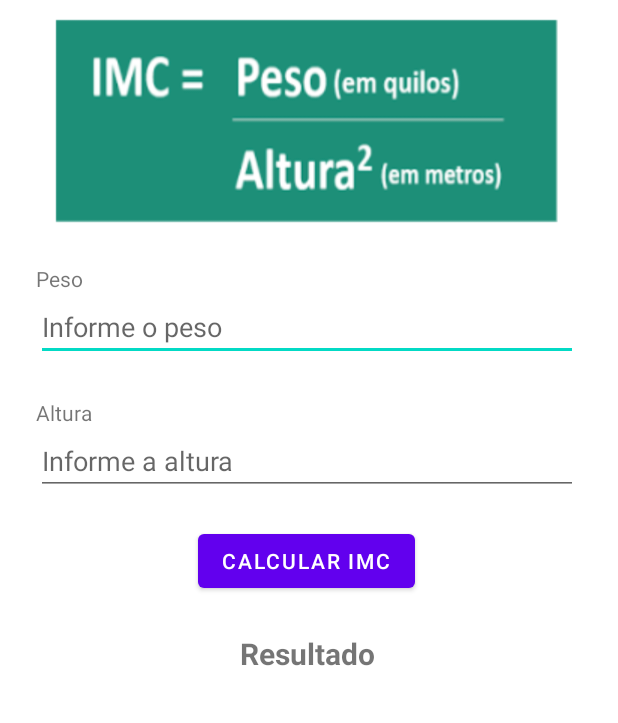
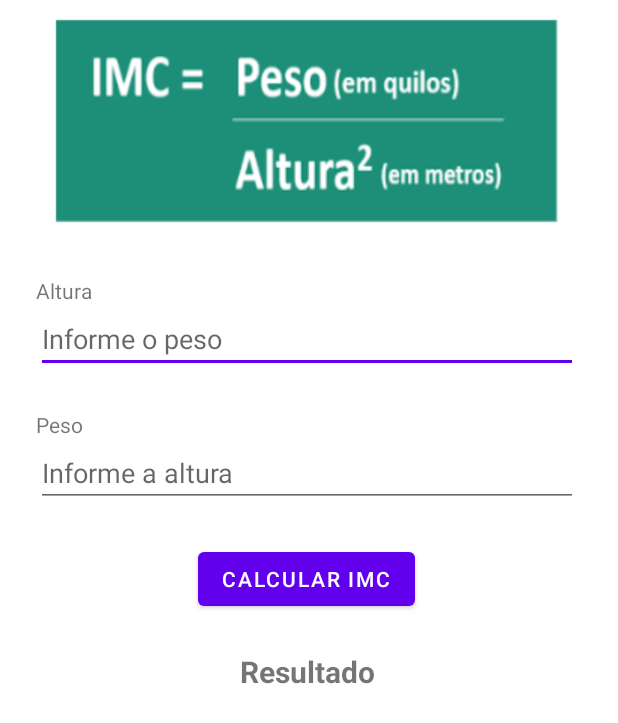
Before and after one commit to BrunoCesarAngst/IMCpoo, an Android app: the layout activity_main.xml on its own in the app's theme, with its tools: preview values and no code run, on a phone screen of 412 x 824 dp. Shown: the top 723 px of the screen. Run offline under Robolectric (Android 15) with nearby library versions, the phone set to English and light mode, and no system bars.

Commit message:
format resultado

```diff
--- a/app/src/main/res/layout/activity_main.xml
+++ b/app/src/main/res/layout/activity_main.xml
@@ -28,11 +28,11 @@
             app:layout_constraintStart_toStartOf="parent" />
 
         <EditText
-            android:id="@+id/altura"
+            android:id="@+id/peso"
             android:layout_width="0dp"
             android:layout_height="wrap_content"
             android:layout_marginStart="24dp"
-            android:layout_marginTop="32dp"
+            android:layout_marginTop="40dp"
             android:layout_marginEnd="24dp"
             android:ems="10"
             android:hint="Informe o peso"
@@ -54,7 +54,7 @@
             app:layout_constraintStart_toStartOf="parent" />
 
         <EditText
-            android:id="@+id/peso"
+            android:id="@+id/altura"
             android:layout_width="0dp"
             android:layout_height="wrap_content"
             android:layout_marginStart="24dp"
@@ -66,18 +66,18 @@
             app:layout_constraintEnd_toEndOf="parent"
             app:layout_constraintHorizontal_bias="0.0"
             app:layout_constraintStart_toStartOf="parent"
-            app:layout_constraintTop_toBottomOf="@+id/altura" />
+            app:layout_constraintTop_toBottomOf="@+id/peso" />
 
         <Button
             android:id="@+id/btnCalcular"
             android:layout_width="wrap_content"
             android:layout_height="wrap_content"
-            android:layout_marginTop="20dp"
+            android:layout_marginTop="24dp"
             android:text="Calcular IMC"
             app:layout_constraintEnd_toEndOf="parent"
             app:layout_constraintHorizontal_bias="0.498"
             app:layout_constraintStart_toStartOf="parent"
-            app:layout_constraintTop_toBottomOf="@+id/peso" />
+            app:layout_constraintTop_toBottomOf="@+id/altura" />
 
         <TextView
             android:id="@+id/textResultado"
--- a/app/src/main/res/values/themes.xml
+++ b/app/src/main/res/values/themes.xml
@@ -6,7 +6,7 @@
         <item name="colorPrimaryVariant">@color/purple_700</item>
         <item name="colorOnPrimary">@color/white</item>
         <!-- Secondary brand color. -->
-        <item name="colorSecondary">@color/teal_200</item>
+        <item name="colorSecondary">@color/purple_500</item>
         <item name="colorSecondaryVariant">@color/teal_700</item>
         <item name="colorOnSecondary">@color/black</item>
         <!-- Status bar color. -->
```
Also changed, not shown: app/src/main/java/com/example/dojo/MainActivity.java (+38 -23 lines).
